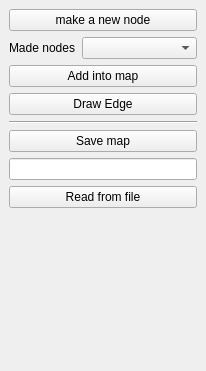
This is include/topo/UI/dockbuildmap.ui in StumboEugen/topology_map as Qt 5 draws it before an edit. The edited form follows.
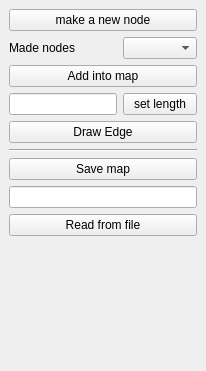
This is the edited form.

Commit message: set & check edge len, TODO, simulate mode

```diff
--- a/include/topo/UI/dockbuildmap.ui
+++ b/include/topo/UI/dockbuildmap.ui
@@ -37,6 +37,23 @@
       <item row="1" column="1">
        <widget class="QComboBox" name="cmboMadeNodes"/>
       </item>
+      <item row="3" column="0">
+       <widget class="QLineEdit" name="leEdgeLen">
+        <property name="maxLength">
+         <number>10</number>
+        </property>
+        <property name="dragEnabled">
+         <bool>false</bool>
+        </property>
+       </widget>
+      </item>
+      <item row="3" column="1">
+       <widget class="QPushButton" name="btnSetEdgeLen">
+        <property name="text">
+         <string>set length</string>
+        </property>
+       </widget>
+      </item>
       <item row="2" column="0" colspan="2">
        <widget class="QPushButton" name="btnAddNodeIntoMap">
         <property name="text">
```
The commit also changes 4 other files.
